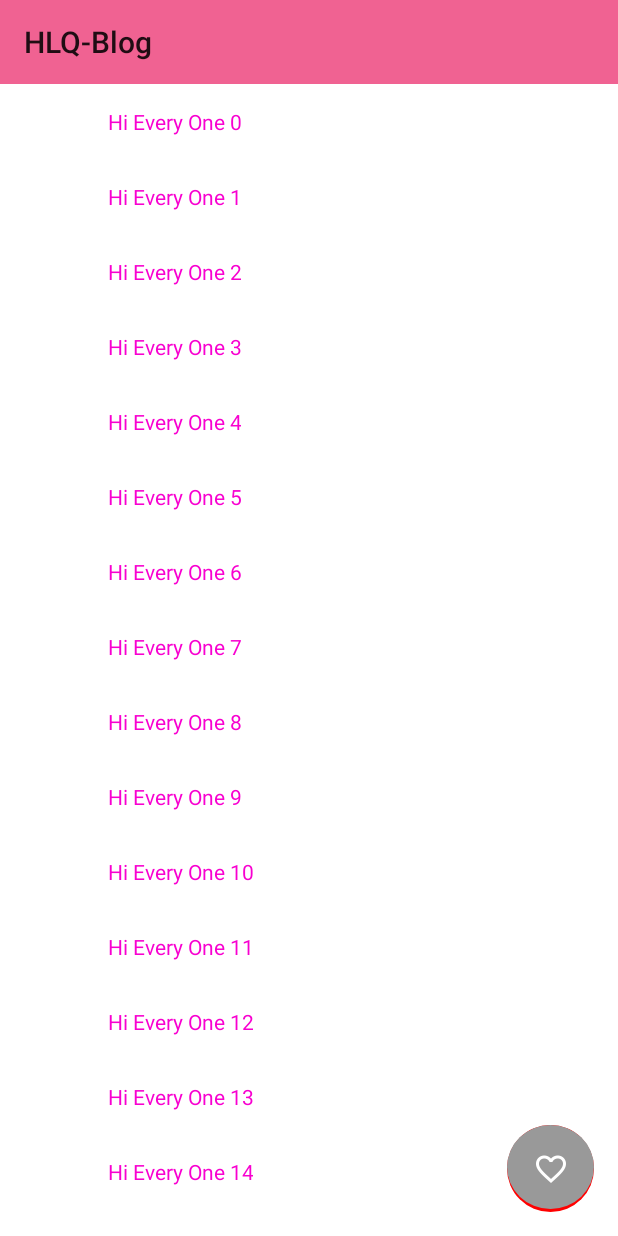
After one commit to HLQ-Struggle/MaterialDesignStudy, an Android app: the CoordinatorLayoutActivity screen opened directly, with no data from a screen before it, on a phone screen of 412 x 824 dp. The commit adds this screen. Run offline under Robolectric (Android 15) with nearby library versions, the phone set to English and light mode, and no system bars.

Commit message:
新增CoordinatorLayout以及Behavior学习

```diff
--- a/app/build.gradle
+++ b/app/build.gradle
@@ -17,6 +17,10 @@ android {
             minifyEnabled false
             proguardFiles getDefaultProguardFile('proguard-android.txt'), 'proguard-rules.pro'
         }
+        debug {
+            minifyEnabled false
+            proguardFiles getDefaultProguardFile('proguard-android.txt'), 'proguard-rules.pro'
+        }
     }
 }
 
--- a/app/src/main/AndroidManifest.xml
+++ b/app/src/main/AndroidManifest.xml
@@ -33,7 +33,9 @@
         <activity android:name=".tablayout.TabLayoutActivity" />
         <activity android:name=".tablayout.BottomTabActivity" />
         <activity android:name=".cardview.CardViewActivity" />
-        <activity android:name=".floatingactionbutton.FloatingActionButtonActivity"></activity>
+        <activity android:name=".floatingactionbutton.FloatingActionButtonActivity" />
+        <activity android:name=".coordinatorlayout.CoordinatorLayoutActivity" />
+        <activity android:name=".coordinatorlayout.behavior.BehaviorActivity"></activity>
     </application>
 
 </manifest>
--- a/app/src/main/java/com/materialdesignstudy/activity/MainActivity.java
+++ b/app/src/main/java/com/materialdesignstudy/activity/MainActivity.java
@@ -11,6 +11,7 @@ import com.materialdesignstudy.cardview.CardViewActivity;
 import com.materialdesignstudy.complexrecycler.itemone.ComplexOneActivity;
 import com.materialdesignstudy.complexrecycler.itemthree.ComplexThreeActivity;
 import com.materialdesignstudy.complexrecycler.itemtwo.ComplexTwoActivity;
+import com.materialdesignstudy.coordinatorlayout.CoordinatorLayoutActivity;
 import com.materialdesignstudy.drawerlayout.DrawerLayoutActivity;
 import com.materialdesignstudy.floatingactionbutton.FloatingActionButtonActivity;
 import com.materialdesignstudy.itemtouch.ItemTouchActivity;
@@ -108,4 +109,8 @@ public class MainActivity extends AppCompatActivity {
         startActivity(new Intent(MainActivity.this, FloatingActionButtonActivity.class));
     }
 
+    public void useCoordinatorLayout(View view) {
+        startActivity(new Intent(MainActivity.this, CoordinatorLayoutActivity.class));
+    }
+
 }
--- /dev/null
+++ b/app/src/main/java/com/materialdesignstudy/coordinatorlayout/CoordinatorLayoutActivity.java
@@ -0,0 +1,75 @@
+package com.materialdesignstudy.coordinatorlayout;
+
+import android.content.Intent;
+import android.os.Bundle;
+import android.support.v7.app.AppCompatActivity;
+import android.support.v7.widget.LinearLayoutManager;
+import android.support.v7.widget.RecyclerView;
+import android.support.v7.widget.Toolbar;
+import android.view.View;
+import android.view.animation.AccelerateInterpolator;
+import android.view.animation.DecelerateInterpolator;
+import android.widget.ImageButton;
+import android.widget.RelativeLayout;
+
+import com.materialdesignstudy.R;
+import com.materialdesignstudy.coordinatorlayout.behavior.BehaviorActivity;
+
+import java.util.ArrayList;
+import java.util.List;
+
+/**
+ * CoordinatorLayout
+ * 1. 监听滑动
+ * 2. fab执行显示or隐藏的动画
+ */
+public class CoordinatorLayoutActivity extends AppCompatActivity implements HideScrollListener {
+
+    private Toolbar mToolbar;
+    private RecyclerView mRecyclerView;
+    private ImageButton mFab;
+
+    @Override
+    protected void onCreate(Bundle savedInstanceState) {
+        super.onCreate(savedInstanceState);
+        setContentView(R.layout.activity_coordinator_layout);
+        initView();
+    }
+
+    private void initView() {
+        mRecyclerView = (RecyclerView) findViewById(R.id.id_rv);
+        mFab = (ImageButton) findViewById(R.id.id_fab);
+        mToolbar = (Toolbar) findViewById(R.id.id_toolbar);
+        setSupportActionBar(mToolbar);
+        setTitle("HLQ-Blog");
+
+        mRecyclerView.setLayoutManager(new LinearLayoutManager(this));
+        mRecyclerView.addOnScrollListener(new FabScrollListener(this));
+        List<String> sList = new ArrayList<>();
+        for (int i = 0; i < 50; i++) {
+            sList.add("Hi Every One " + i);
+        }
+        FabRecycleAdapter adapter = new FabRecycleAdapter(sList);
+        mRecyclerView.setAdapter(adapter);
+    }
+
+
+    @Override
+    public void onHide() {
+        mToolbar.animate().translationY(-mToolbar.getHeight()).setInterpolator(new AccelerateInterpolator(30));
+        RelativeLayout.LayoutParams params = (RelativeLayout.LayoutParams) mFab.getLayoutParams();
+        mFab.animate().translationY(mFab.getHeight() + params.bottomMargin)
+                .setInterpolator(new AccelerateInterpolator(3));
+    }
+
+    @Override
+    public void onShow() {
+        mToolbar.animate().translationY(0).setInterpolator(new DecelerateInterpolator(3));
+        mFab.animate().translationY(0).setInterpolator(new DecelerateInterpolator(3));
+    }
+
+    public void getUseBehavior(View view) {
+        startActivity(new Intent(this, BehaviorActivity.class));
+    }
+
+}
--- /dev/null
+++ b/app/src/main/java/com/materialdesignstudy/coordinatorlayout/FabRecycleAdapter.java
@@ -0,0 +1,55 @@
+package com.materialdesignstudy.coordinatorlayout;
+
+import android.support.v7.widget.RecyclerView;
+import android.view.LayoutInflater;
+import android.view.View;
+import android.view.ViewGroup;
+import android.widget.TextView;
+
+import com.materialdesignstudy.R;
+
+import java.util.List;
+
+/**
+ * author : HLQ
+ * e-mail : 925954424@qq.com
+ * time   : 2017/12/04
+ * desc   :
+ * version: 1.0
+ */
+public class FabRecycleAdapter extends RecyclerView.Adapter<RecyclerView.ViewHolder> {
+
+    private List<String> mList;
+
+    public FabRecycleAdapter(List<String> list) {
+        this.mList = list;
+    }
+
+    @Override
+    public RecyclerView.ViewHolder onCreateViewHolder(ViewGroup parent, int viewType) {
+        View view = LayoutInflater.from(parent.getContext()).inflate(R.layout.item_recycle_view, null);
+        return new MyViewHolder(view);
+    }
+
+    @Override
+    public void onBindViewHolder(RecyclerView.ViewHolder holder, int position) {
+        MyViewHolder myHolder = (MyViewHolder) holder;
+        myHolder.tvItem.setText(mList.get(position).toString());
+    }
+
+    @Override
+    public int getItemCount() {
+        return mList.size();
+    }
+
+    class MyViewHolder extends RecyclerView.ViewHolder {
+
+        private TextView tvItem;
+
+        public MyViewHolder(View itemView) {
+            super(itemView);
+            tvItem = itemView.findViewById(R.id.id_item_r);
+        }
+    }
+
+}
--- /dev/null
+++ b/app/src/main/java/com/materialdesignstudy/coordinatorlayout/FabScrollListener.java
@@ -0,0 +1,50 @@
+package com.materialdesignstudy.coordinatorlayout;
+
+import android.support.v7.widget.RecyclerView;
+
+/**
+ * author : HeLiquan
+ * e-mail : 925954424@qq.com
+ * time   : 2017/12/04
+ * desc   :
+ * version: 1.0
+ */
+public class FabScrollListener extends RecyclerView.OnScrollListener {
+
+    // 滑动偏移量小于20 不考虑
+    private static final int THRESHOLD = 20;
+
+    // 滑动累加
+    private int mDistance = 0;
+
+    private HideScrollListener mHideScrollListener;
+
+    // 是否可见
+    private boolean mIsVisible = true;
+
+    public FabScrollListener(HideScrollListener hideScrollListener) {
+        this.mHideScrollListener = hideScrollListener;
+    }
+
+    @Override
+    public void onScrolled(RecyclerView recyclerView, int dx, int dy) {
+        super.onScrolled(recyclerView, dx, dy);
+        // dy：Y轴方向滑动时偏移量
+        // dy 为正数时 代表向上滑动 反之 代表向下滑动
+        // 滑动偏移量大于设定值 并且 当前处于可见状态 隐藏
+        if (mDistance > THRESHOLD && mIsVisible) { // ToolBar 隐藏
+            mHideScrollListener.onHide();
+            mDistance = 0;
+            mIsVisible = false;
+        }
+        // 滑动偏移量小于-设定值 并且 当前处于不可见状态 显示
+        if (mDistance < -THRESHOLD && !mIsVisible) { // ToolBar显示
+            mHideScrollListener.onShow();
+            mDistance = 0;
+            mIsVisible = true;
+        }
+        if (mIsVisible && dy > 0 || (!mIsVisible && dy < 0)) {
+            mDistance += dy;
+        }
+    }
+}
--- /dev/null
+++ b/app/src/main/java/com/materialdesignstudy/coordinatorlayout/HideScrollListener.java
@@ -0,0 +1,16 @@
+package com.materialdesignstudy.coordinatorlayout;
+
+/**
+ * author : HLQ
+ * e-mail : 925954424@qq.com
+ * time   : 2017/12/04
+ * desc   : 接口用于动画开启显示 或者 隐藏
+ * version: 1.0
+ */
+public interface HideScrollListener {
+
+    void onHide();
+
+    void onShow();
+
+}
--- /dev/null
+++ b/app/src/main/res/drawable/fag_bg.xml
@@ -0,0 +1,18 @@
+<?xml version="1.0" encoding="utf-8"?>
+<layer-list xmlns:android="http://schemas.android.com/apk/res/android">
+
+    <!-- 首层 -->
+    <item>
+        <shape android:shape="oval">
+            <solid android:color="#FF00" />
+        </shape>
+    </item>
+
+    <!-- 下面阴影色  -->
+    <item android:bottom="2dp">
+        <shape android:shape="oval">
+            <solid android:color="#999" />
+        </shape>
+    </item>
+
+</layer-list>
--- /dev/null
+++ b/app/src/main/res/layout/activity_coordinator_layout.xml
@@ -0,0 +1,33 @@
+<?xml version="1.0" encoding="utf-8"?>
+<RelativeLayout xmlns:android="http://schemas.android.com/apk/res/android"
+    xmlns:tools="http://schemas.android.com/tools"
+    android:layout_width="match_parent"
+    android:layout_height="match_parent"
+    tools:context="com.materialdesignstudy.coordinatorlayout.CoordinatorLayoutActivity">
+
+    <android.support.v7.widget.RecyclerView
+        android:id="@+id/id_rv"
+        android:layout_width="match_parent"
+        android:layout_height="match_parent"
+        android:clipChildren="false"
+        android:clipToPadding="false"
+        android:padding="?attr/actionBarSize" />
+
+    <android.support.v7.widget.Toolbar
+        android:id="@+id/id_toolbar"
+        android:layout_width="match_parent"
+        android:layout_height="?attr/actionBarSize"
+        android:background="?attr/colorPrimary" />
+
+    <ImageButton
+        android:id="@+id/id_fab"
+        android:layout_width="58dp"
+        android:layout_height="58dp"
+        android:layout_alignParentBottom="true"
+        android:layout_alignParentRight="true"
+        android:layout_margin="16dp"
+        android:background="@drawable/fag_bg"
+        android:onClick="getUseBehavior"
+        android:src="@drawable/ic_love" />
+
+</RelativeLayout>
```
Also changed, not shown: app/src/main/java/com/materialdesignstudy/coordinatorlayout/behavior/BehaviorActivity.java (added, +51 -0 lines), app/src/main/java/com/materialdesignstudy/coordinatorlayout/behavior/FabBehavior.java (added, +62 -0 lines), app/src/main/res/layout/activity_behavior.xml (added, +33 -0 lines), app/src/main/res/layout/activity_main.xml (+7 -0 lines), app/src/main/res/drawable-hdpi/ic_love.png (added).
